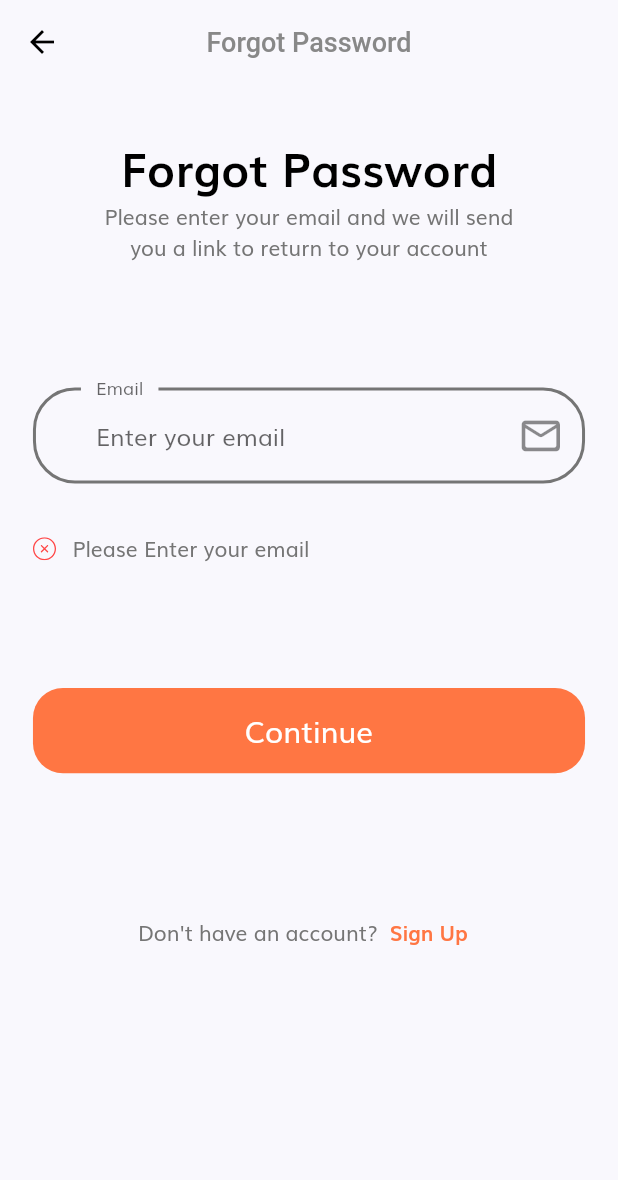
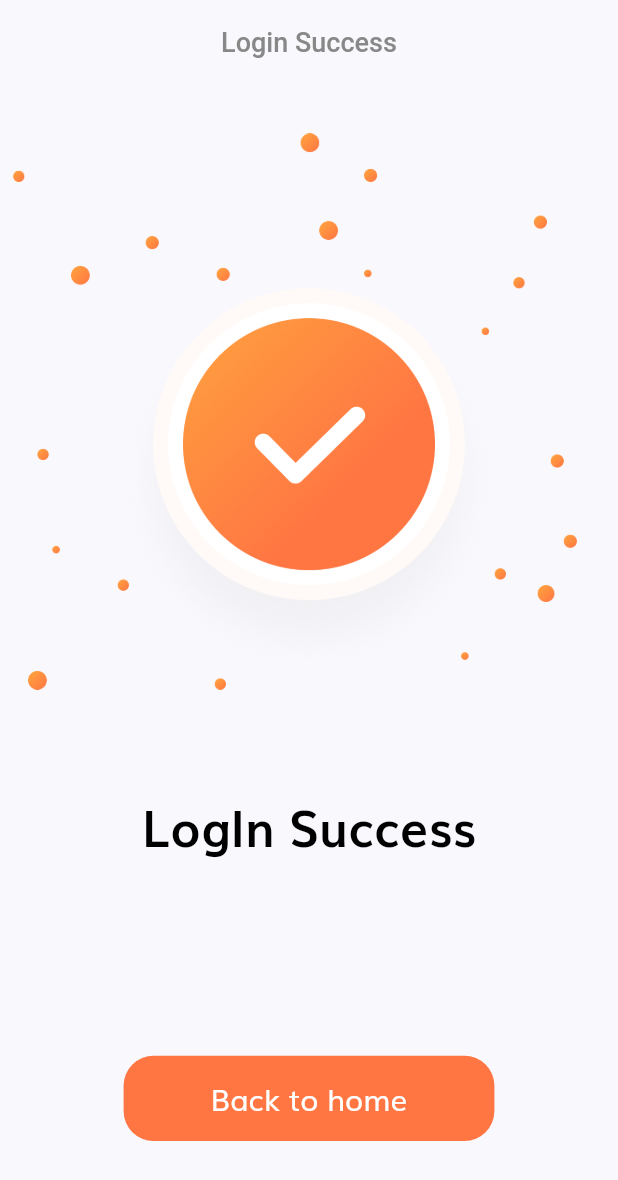
Before and after one commit to omnrohr/gas-location, a Flutter app: the ForgetPasswordScreen screen opened by its route, after a tap on "Continue", on a phone screen of 412 x 824 dp. Shown: the top 1180 px of the screen. Run offline on Flutter 3.47's test engine with Material 2 defaults, Android fonts, the phone set to English and light mode, and no system bars; our stand-ins replace flutter_svg.

Commit message:
step 2 finished

```diff
--- a/lib/routes.dart
+++ b/lib/routes.dart
@@ -1,10 +1,12 @@
 import 'package:flutter/widgets.dart';
 import 'package:gas_project/screens/forget_password/forget_password_screen.dart';
 import 'package:gas_project/screens/login_screen/login_screen.dart';
+import 'package:gas_project/screens/login_success/login_sucess_screen.dart';
 import './screens/splash/splash_screen.dart';
 
 final Map<String, WidgetBuilder> routes = {
   SplashScreen.routeName: (context) => const SplashScreen(),
   LogInScreen.routeName: (context) => const LogInScreen(),
   ForgetPasswordScreen.routeName: (context) => const ForgetPasswordScreen(),
+  LogInSuccessScreen.routName: (context) => const LogInSuccessScreen(),
 };
--- a/lib/screens/forget_password/components/forgot_password_body.dart
+++ b/lib/screens/forget_password/components/forgot_password_body.dart
@@ -1,4 +1,5 @@
 import 'package:flutter/material.dart';
+import 'package:gas_project/screens/login_success/login_sucess_screen.dart';
 import '../../../components/default_button.dart';
 import '../../../components/error_form.dart';
 import '../../../screens/login_screen/components/no_account_text.dart';
@@ -112,6 +113,8 @@ class _ForgetPasswordFromState extends State<ForgetPasswordFrom> {
           press: () {
             if (_formKey.currentState!.validate()) {
               _formKey.currentState!.save();
+              Navigator.of(context)
+                  .pushReplacementNamed(LogInSuccessScreen.routName);
             }
           },
         ),
--- a/lib/screens/login_screen/components/log_in_body.dart
+++ b/lib/screens/login_screen/components/log_in_body.dart
@@ -1,7 +1,7 @@
 import 'package:flutter/material.dart';
 import '../../../size_config.dart';
 
-import './sign_in_form.dart';
+import 'login_in_form.dart';
 import './social_card.dart';
 import './no_account_text.dart';
 
--- a/lib/screens/login_screen/components/sign_in_form.dart
+++ b/lib/screens/login_screen/components/login_in_form.dart
@@ -101,11 +101,13 @@ class _SignInFormState extends State<SignInForm> {
           setState(() {
             errors.add(kEmailNullError);
           });
+          return '';
         } else if (!emailValidatorRegExp.hasMatch(value) &&
             !errors.contains(kInvalidEmailError)) {
           setState(() {
             errors.add(kInvalidEmailError);
           });
+          return '';
         }
         return null;
       },
@@ -141,12 +143,14 @@ class _SignInFormState extends State<SignInForm> {
           setState(() {
             errors.add(kPassNullError);
           });
+          return '';
         } else if (value.length < 8 &&
             value.isNotEmpty &&
             !errors.contains(kShortPassError)) {
           setState(() {
             errors.add(kShortPassError);
           });
+          return '';
         }
         return null;
       },
--- /dev/null
+++ b/lib/screens/login_success/components/log_in_success_body.dart
@@ -0,0 +1,45 @@
+import 'package:flutter/material.dart';
+import 'package:gas_project/components/default_button.dart';
+import 'package:gas_project/size_config.dart';
+
+class LogInSuccessBody extends StatelessWidget {
+  const LogInSuccessBody({Key? key}) : super(key: key);
+
+  @override
+  Widget build(BuildContext context) {
+    return Column(
+      children: [
+        SizedBox(
+          height: SizeConfig.screenHeight * 0.04,
+        ),
+        SizedBox(
+          width: double.infinity,
+          height: SizeConfig.screenHeight * 0.45,
+          child: Image.asset(
+            'assets/images/success.png',
+            fit: BoxFit.cover,
+          ),
+        ),
+        SizedBox(
+          height: SizeConfig.screenHeight * 0.08,
+        ),
+        Text(
+          'LogIn Success',
+          style: TextStyle(
+              fontSize: getProportionateScreenWidth(30),
+              fontWeight: FontWeight.bold,
+              color: Colors.black),
+        ),
+        SizedBox(
+          height: SizeConfig.screenHeight * 0.08,
+        ),
+        const Spacer(),
+        SizedBox(
+          width: SizeConfig.screenWidth * 0.6,
+          child: DefaultButton(text: 'Back to home', press: () {}),
+        ),
+        const Spacer(),
+      ],
+    );
+  }
+}
--- /dev/null
+++ b/lib/screens/login_success/login_sucess_screen.dart
@@ -0,0 +1,19 @@
+import 'package:flutter/material.dart';
+import 'package:gas_project/screens/login_screen/login_screen.dart';
+
+import './components/log_in_success_body.dart';
+
+class LogInSuccessScreen extends StatelessWidget {
+  const LogInSuccessScreen({Key? key}) : super(key: key);
+  static const String routName = '${LogInScreen.routeName}/login-success';
+  @override
+  Widget build(BuildContext context) {
+    return Scaffold(
+      appBar: AppBar(
+        leading: const SizedBox(),
+        title: const Text('Login Success'),
+      ),
+      body: const LogInSuccessBody(),
+    );
+  }
+}
```
Also changed, not shown: lib/screens/sign_up/sign_up_screen.dart (added).
